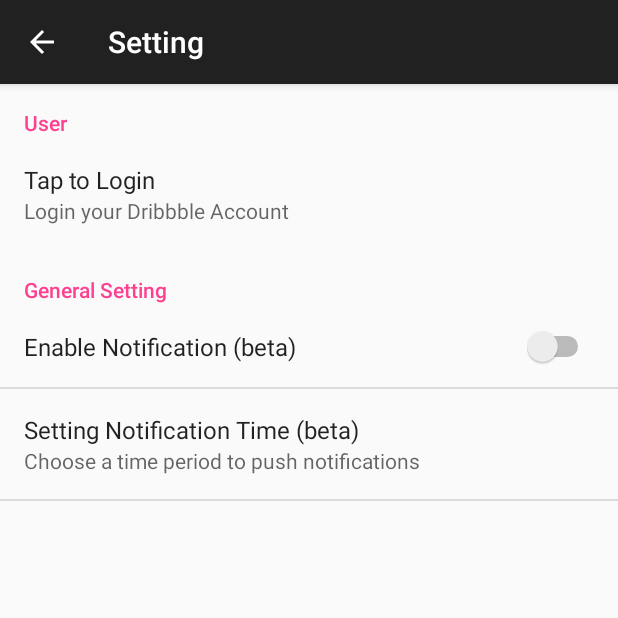
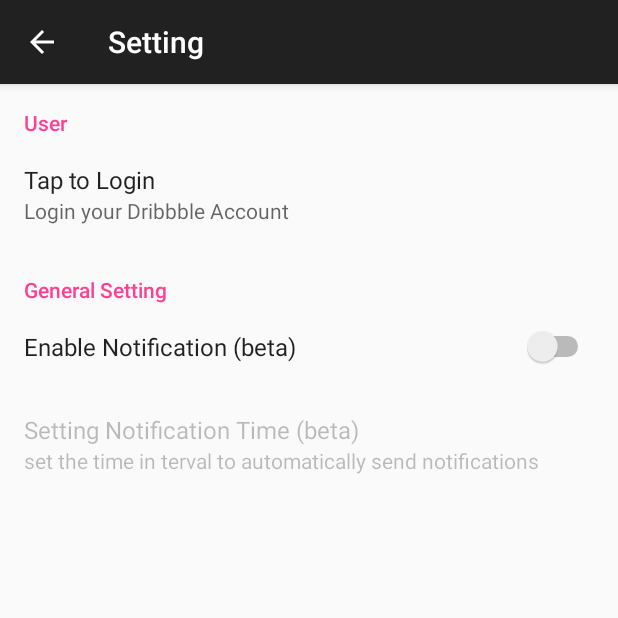
Before and after one commit to ShiTuoCheng/Qribbble, an Android app: the screen it shows after launch (SettingActivity), in the side drawer, after a tap on "Setting", on a phone screen of 412 x 824 dp, the top half of it. Run offline under Robolectric (Android 15) with nearby library versions, the phone set to English and light mode, and no system bars; our stand-ins replace Volley; Roboto replaces fonts that are not available here.

Commit message:
improve notification functions(beta)

```diff
--- a/app/src/main/java/stcdribbble/shituocheng/com/qribbble/UI/Activities/MainActivity.java
+++ b/app/src/main/java/stcdribbble/shituocheng/com/qribbble/UI/Activities/MainActivity.java
@@ -95,15 +95,10 @@ public class MainActivity extends AppCompatActivity
         /**
          * service setUp
           */
-        SharedPreferences setting = getSharedPreferences("setting", MODE_PRIVATE);
-        boolean notificationOpened = setting.getBoolean("notification_setting",false);
-        if (notificationOpened){
-            threadPool.execute(updateShots());
-            boolean shouldStartAlarm = !UpdateService.isServiceAlarmOn(this);
-            UpdateService.setServiceAlarm(this, shouldStartAlarm);
-        }else {
-            UpdateService.setServiceAlarm(this, false);
-        }
+
+        threadPool.execute(updateShots());
+        boolean shouldStartAlarm = !UpdateService.isServiceAlarmOn(this);
+        UpdateService.setServiceAlarm(this, shouldStartAlarm);
 
     }
 
--- a/app/src/main/java/stcdribbble/shituocheng/com/qribbble/UI/Fragments/SettingFragment.java
+++ b/app/src/main/java/stcdribbble/shituocheng/com/qribbble/UI/Fragments/SettingFragment.java
@@ -50,6 +50,7 @@ public class SettingFragment extends PreferenceFragment {
      */
     private Preference preference;
     private SwitchPreference switchPreference;
+    private Preference timePreference;
     private boolean isLogin;
     private ProgressDialog progressDialog;
 
@@ -137,7 +138,10 @@ public class SettingFragment extends PreferenceFragment {
         final SharedPreferences.Editor settingEditor = getActivity().getSharedPreferences("setting", MODE_PRIVATE).edit();
 
         SharedPreferences getSetting = getActivity().getSharedPreferences("setting", MODE_PRIVATE);
-        switchPreference.setChecked(getSetting.getBoolean("notification_setting", false));
+        boolean isChecked = getSetting.getBoolean("notification_setting", false);
+        switchPreference.setChecked(isChecked);
+        timePreference.setEnabled(isChecked);
+        timePreference.setSelectable(isChecked);
         switchPreference.setOnPreferenceClickListener(new Preference.OnPreferenceClickListener() {
             @Override
             public boolean onPreferenceClick(Preference preference) {
@@ -147,10 +151,14 @@ public class SettingFragment extends PreferenceFragment {
                     isNotificationCheck = true;
                     settingEditor.putBoolean("notification_setting",true);
                     settingEditor.apply();
+                    timePreference.setEnabled(true);
+                    timePreference.setSelectable(true);
                 }else {
                     isNotificationCheck = false;
                     settingEditor.putBoolean("notification_setting",false);
                     settingEditor.apply();
+                    timePreference.setEnabled(false);
+                    timePreference.setSelectable(false);
                 }
                 return true;
             }
@@ -210,9 +218,16 @@ public class SettingFragment extends PreferenceFragment {
         }
     }
 
+    @Override
+    public void onDestroy() {
+        super.onDestroy();
+        handlerThread.quitSafely();
+    }
+
     private void initPreference(){
         preference = (Preference)findPreference(getResources().getString(R.string.login_in));
         switchPreference = (SwitchPreference)findPreference(getString(R.string.notification_setting));
+        timePreference = (Preference)findPreference(getString(R.string.notification_setting_time));
     }
 
     private boolean initData(){
@@ -229,9 +244,6 @@ public class SettingFragment extends PreferenceFragment {
         }else {
             return true;
         }
-    }
-
-    private void initSetting(){
     }
 
     private Bundle fetchUserData(final String code){
--- a/app/src/main/res/xml/setting.xml
+++ b/app/src/main/res/xml/setting.xml
@@ -17,6 +17,6 @@
         <Preference
             android:key="@string/notification_setting_time"
             android:title="Setting Notification Time (beta)"
-            android:summary="Choose a time period to push notifications"/>
+            android:summary="set the time in terval to automatically send notifications"/>
     </PreferenceCategory>
 </PreferenceScreen>
```
Also changed, not shown: app/src/main/java/stcdribbble/shituocheng/com/qribbble/Services/UpdateService.java (+14 -3 lines).
